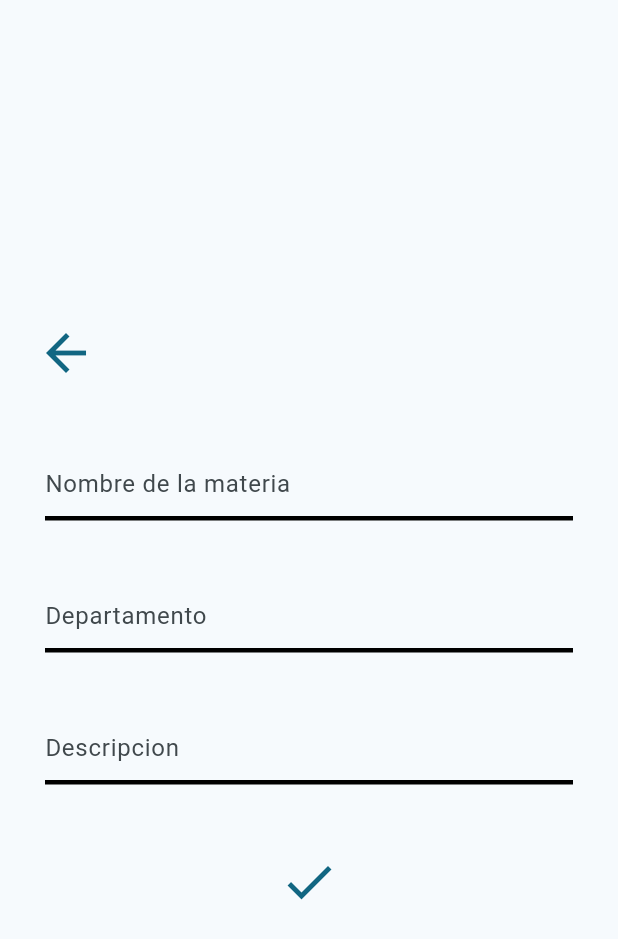
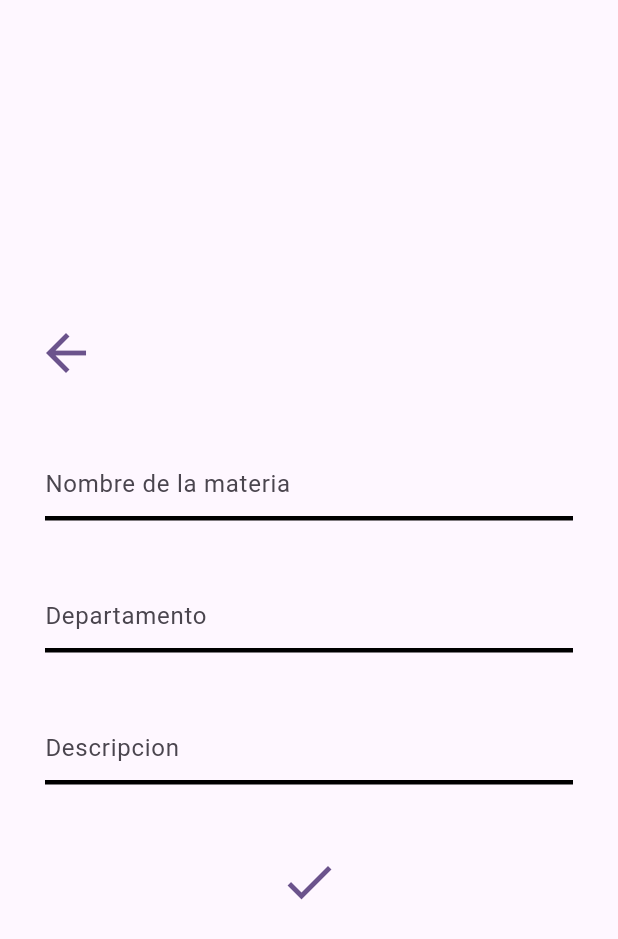
Before and after one commit to joac001/competencia_juampi, a Flutter app: the screen it shows after launch, after a tap on the "add" icon, on a phone screen of 412 x 824 dp. Shown: the top 939 px of the screen. Run offline on Flutter 3.47's test engine with Material 2 defaults, Android fonts, the phone set to English and light mode, and no system bars.

Commit message:
failed attempt for searchbar

```diff
--- a/lib/main.dart
+++ b/lib/main.dart
@@ -17,7 +17,7 @@ class MyApp extends StatelessWidget {
         title: 'Listado de materias',
         theme: ThemeData(
           useMaterial3: true,
-          colorScheme: ColorScheme.fromSeed(seedColor: Colors.blueGrey),
+          colorScheme: ColorScheme.fromSeed(seedColor: Color(0xB91D023F)),
         ),
         home: HomePage(),
       ),
@@ -26,19 +26,55 @@ class MyApp extends StatelessWidget {
 }
 
 class AppState extends ChangeNotifier {
-  Widget activePage = ListPage();
+  static const historyLength = 5;
+  late String selectedTerm;
 
+  List<String> _searchHistory = <String>[];
+  List<String> filteredSearchHistory = <String>[];
+
+  var subject = Subject(name: 'a', dpto: 'c', description: 'b');
   var subjects = <Subject>[];
   var subjectsNames = <String>[];
 
-  void addSubject({required Subject subject}) {
-    subjects.add(subject);
-    addSubjectName(name: subject.getName());
+  List<String> filterSearchTerms({required String? filter}) {
+    if (filter != null && filter.isNotEmpty) {
+      return (_searchHistory.reversed.where((term) => term.startsWith(filter)))
+          .toList();
+    } else {
+      return (_searchHistory.reversed).toList();
+    }
+  }
+
+  void addSearchTerm(String term) {
+    if (_searchHistory.contains(term)) {
+      putSearchTermFirst(term);
+    } else {
+      _searchHistory.add(term);
+    }
+
+    if (_searchHistory.length > historyLength) {
+      _searchHistory.removeRange(0, _searchHistory.length - historyLength);
+    }
+
+    filteredSearchHistory = filterSearchTerms(filter: null);
     notifyListeners();
   }
 
-  void addSubjectName({required String name}) {
-    subjectsNames.add(name);
+  void deleteSearchTerm(String term) {
+    _searchHistory.removeWhere((t) => t == term);
+    filteredSearchHistory = filterSearchTerms(filter: null);
+    notifyListeners();
+  }
+
+  void putSearchTermFirst(String term) {
+    deleteSearchTerm(term);
+    addSearchTerm(term);
+  }
+
+  void addSubject({required Subject subject}) {
+    subjects.add(subject);
+    subjectsNames.add(subject.getName());
+    notifyListeners();
   }
 
   void deleteSubject({required String name_, required String description_}) {
@@ -52,18 +88,6 @@ class AppState extends ChangeNotifier {
     }
     notifyListeners();
   }
-
-  void changeActivePage({required int key}) {
-    switch (key) {
-      case 0:
-        activePage = ListPage();
-        break;
-      case 1:
-        activePage = SearchPage();
-        break;
-    }
-    notifyListeners();
-  }
 }
 
 // PAGES
@@ -71,20 +95,20 @@ class HomePage extends StatelessWidget {
   @override
   Widget build(BuildContext context) {
     var appState = context.watch<AppState>();
-    Widget activePage = appState.activePage;
 
-    double navBarHeight = 100;
+    //! DEBUG
+    //appState.subjects.add(appState.subject);
 
     return Column(
       children: [
         SizedBox(
           width: MediaQuery.of(context).size.width,
-          height: MediaQuery.of(context).size.height - navBarHeight,
-          child: activePage,
+          height: MediaQuery.of(context).size.height - 100,
+          child: ListPage(),
         ),
         SizedBox(
           width: MediaQuery.of(context).size.width,
-          height: navBarHeight,
+          height: 100,
           child: NavBar(),
         ),
       ],
@@ -107,17 +131,6 @@ class ListPage extends StatelessWidget {
         ),
       ],
     );
-  }
-}
-
-class SearchPage extends StatelessWidget {
-  final String searchValue = '';
-
-  @override
-  Widget build(BuildContext context) {
-    var appState = context.watch<AppState>();
-
-    return Placeholder();
   }
 }
 
@@ -262,6 +275,7 @@ class SubjectInfoPage extends StatelessWidget {
   @override
   Widget build(BuildContext context) {
     var appState = context.watch<AppState>();
+
     return Dialog.fullscreen(
       child: Scaffold(
         body: Column(
@@ -278,7 +292,8 @@ class SubjectInfoPage extends StatelessWidget {
                           description_: subject.getDescription()),
                       Navigator.pop(context),
                     },
-                child: Icon(Icons.delete, size: 30))
+                child: Icon(Icons.delete,
+                    size: 30, color: Theme.of(context).colorScheme.secondary))
           ],
         ),
       ),
@@ -297,13 +312,13 @@ class NavBar extends StatelessWidget {
     var addButtonStyle = ElevatedButton.styleFrom(
       backgroundColor: Colors.grey,
       foregroundColor: Colors.black,
-      side: BorderSide(width: 4, color: Colors.black),
+      side: BorderSide(width: 4, color: theme.colorScheme.inverseSurface),
       elevation: 0,
       minimumSize: Size(70, 70),
     );
 
     var otherButtonStyle = ElevatedButton.styleFrom(
-      backgroundColor: Theme.of(context).colorScheme.primary,
+      backgroundColor: theme.colorScheme.primary,
       foregroundColor: Colors.black,
       elevation: 3,
       minimumSize: Size(40, 40),
@@ -328,17 +343,6 @@ class NavBar extends StatelessWidget {
           crossAxisAlignment: CrossAxisAlignment.end,
           children: [
             Padding(
-              padding: const EdgeInsets.only(bottom: 4),
-              child: ElevatedButton(
-                style: otherButtonStyle,
-                onPressed: () => {appState.changeActivePage(key: 0)},
-                child: Icon(
-                  Icons.list,
-                  size: 25,
-                ),
-              ),
-            ),
-            Padding(
               padding: const EdgeInsets.only(
                 top: 0,
                 right: 10,
@@ -358,17 +362,6 @@ class NavBar extends StatelessWidget {
                 child: Icon(
                   Icons.add,
                   size: 30,
-                ),
-              ),
-            ),
-            Padding(
-              padding: const EdgeInsets.only(bottom: 4),
-              child: ElevatedButton(
-                style: otherButtonStyle,
-                onPressed: () => {appState.changeActivePage(key: 1)},
-                child: Icon(
-                  Icons.search,
-                  size: 25,
                 ),
               ),
             ),
@@ -400,11 +393,10 @@ class ListItem extends StatelessWidget {
 
   @override
   Widget build(BuildContext context) {
-    var theme = (Theme.of(context));
+    var theme = Theme.of(context);
 
     return Padding(
-      padding:
-          const EdgeInsets.only(bottom: 2.5, top: 2.5, left: 30, right: 30),
+      padding: EdgeInsets.only(bottom: 2.5, top: 2.5, left: 30, right: 30),
       child: GestureDetector(
         onTap: () => {
           Navigator.push(
@@ -415,7 +407,7 @@ class ListItem extends StatelessWidget {
           )
         },
         child: Card(
-          color: theme.colorScheme.primary,
+          color: theme.colorScheme.secondary,
           child: Padding(
             padding: const EdgeInsets.all(10),
             child: Row(
@@ -524,7 +516,7 @@ class SubjectInfoTitle extends StatelessWidget {
   @override
   Widget build(BuildContext context) {
     return AppBar(
-      backgroundColor: Theme.of(context).colorScheme.primary,
+      backgroundColor: Theme.of(context).colorScheme.secondary,
       title: Text(title),
       centerTitle: true,
     );
--- a/pubspec.yaml
+++ b/pubspec.yaml
@@ -9,9 +9,9 @@ environment:
   sdk: '>=2.19.4 <4.0.0'
 
 dependencies:
-  easy_search_bar: ^2.4.2
   flutter:
     sdk: flutter
+  easy_search_bar: ^2.5.0
 
   english_words: ^4.0.0
   provider: ^6.0.0
```
Also changed, not shown: pubspec.lock.
